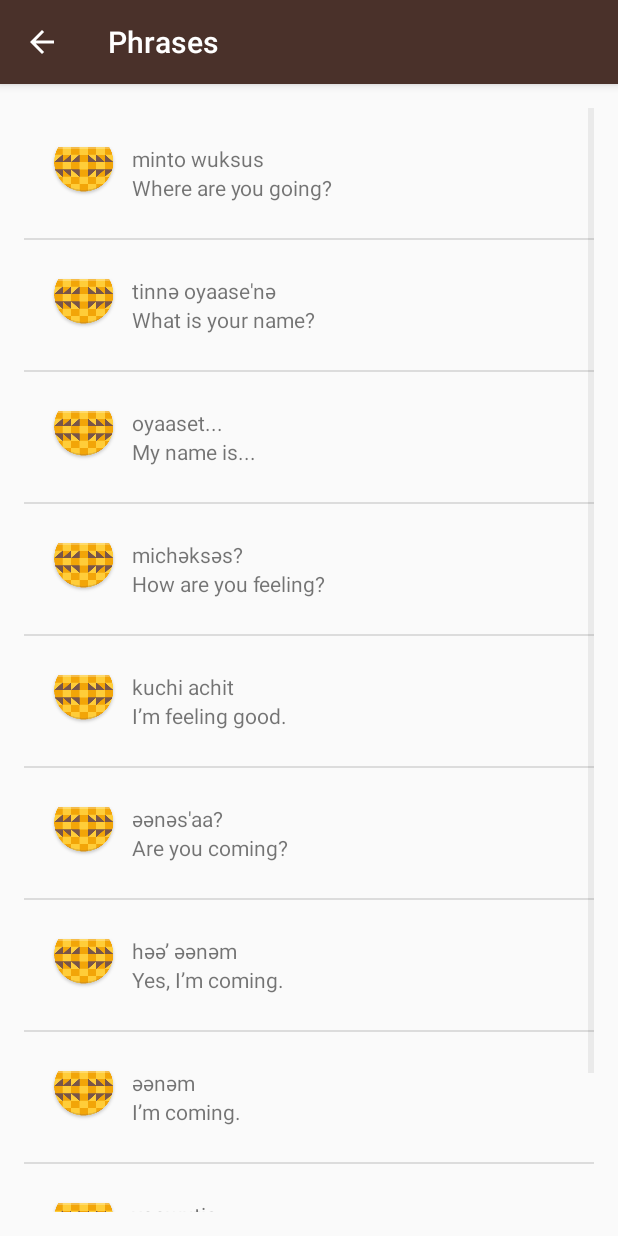
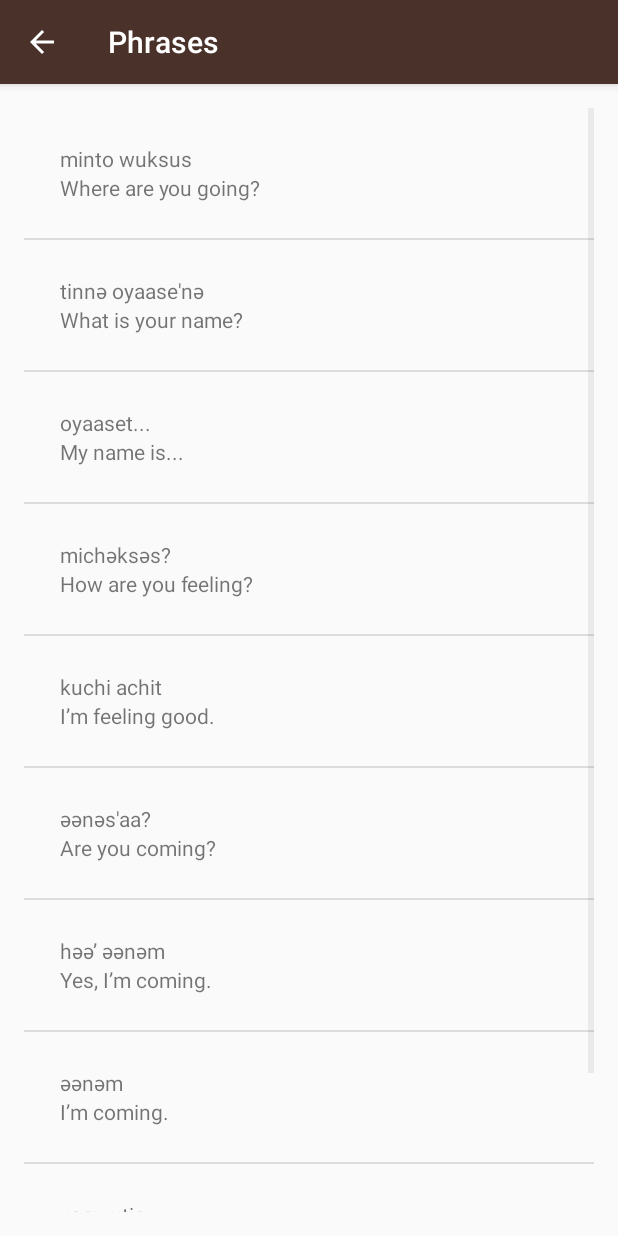
Before and after one commit to ltpitt/android-miwok-translator, an Android app: the PhrasesActivity screen opened directly, with no data from a screen before it, on a phone screen of 412 x 824 dp. Run offline under Robolectric (Android 15) with nearby library versions, the light colour scheme and no system bars.

Commit message:
feat: modified word and wordAdapter in order to show images if available

```diff
--- a/app/src/main/java/com/example/android/miwok/Word.java
+++ b/app/src/main/java/com/example/android/miwok/Word.java
@@ -27,8 +27,11 @@ public class Word {
     /** Miwok translation for the word */
     private String mMiwokTranslation;
 
-    /** Image resource ID for the word */
-    private int mImageResourceId;
+    /** Image resource ID is set to NO_IMAGE_PROVIDED as default */
+    private int mImageResourceId = NO_IMAGE_PROVIDED;
+
+    /** Constant value that represents no image was provided for this word */
+    private static final int NO_IMAGE_PROVIDED = -1;
 
     /**
      * Create a new Word object.
@@ -77,4 +80,12 @@ public class Word {
     public int getImageResourceId() {
         return mImageResourceId;
     }
+
+    /**
+     * Returns if there is an image resource ID for the word or not.
+     */
+    public boolean hasImage() {
+        return mImageResourceId != NO_IMAGE_PROVIDED;
+    }
+
 }
--- a/app/src/main/java/com/example/android/miwok/WordAdapter.java
+++ b/app/src/main/java/com/example/android/miwok/WordAdapter.java
@@ -20,6 +20,7 @@ import android.view.LayoutInflater;
 import android.view.View;
 import android.view.ViewGroup;
 import android.widget.ArrayAdapter;
+import android.widget.ImageView;
 import android.widget.TextView;
 
 import java.util.ArrayList;
@@ -52,6 +53,20 @@ public class WordAdapter extends ArrayAdapter<Word>  {
         // Get the {@link Word} object located at this position in the list
         Word currentWord = getItem(position);
 
+        // Find the ImageView in the list_item.xml layout with the ID miwok_image_view.
+        ImageView miwokImageView = (ImageView) listItemView.findViewById(R.id.miwok_image_view);
+
+        // Check if an image was provided with this word or not
+        if (currentWord.hasImage()) {
+            // If an image is available, display the provided image based on the resource ID
+            miwokImageView.setImageResource(currentWord.getImageResourceId());
+            // Make sure the view is visible
+            miwokImageView.setVisibility(View.VISIBLE);
+        } else {
+            // Otherwise hide the ImageView (set visibility to GONE)
+            miwokImageView.setVisibility(View.GONE);
+        }
+
         // Find the TextView in the list_item.xml layout with the ID miwok_text_view.
         TextView miwokTextView = (TextView) listItemView.findViewById(R.id.miwok_text_view);
         // Get the Miwok translation from the currentWord object and set this text on
--- a/app/src/main/res/layout/list_item.xml
+++ b/app/src/main/res/layout/list_item.xml
@@ -11,6 +11,7 @@
     >
 
     <ImageView xmlns:android="http://schemas.android.com/apk/res/android"
+        android:id="@+id/miwok_image_view"
         android:layout_width="wrap_content"
         android:layout_height="wrap_content"
         android:src="@mipmap/ic_launcher" />
--- a/build.gradle
+++ b/build.gradle
@@ -5,7 +5,7 @@ buildscript {
         jcenter()
     }
     dependencies {
-        classpath 'com.android.tools.build:gradle:2.2.0'
+        classpath 'com.android.tools.build:gradle:2.2.1'
 
         // NOTE: Do not place your application dependencies here; they belong
         // in the individual module build.gradle files
```
